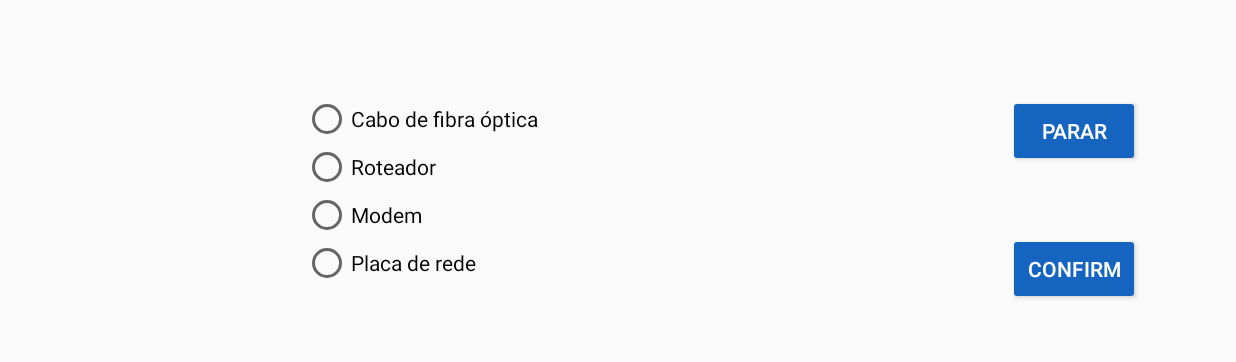
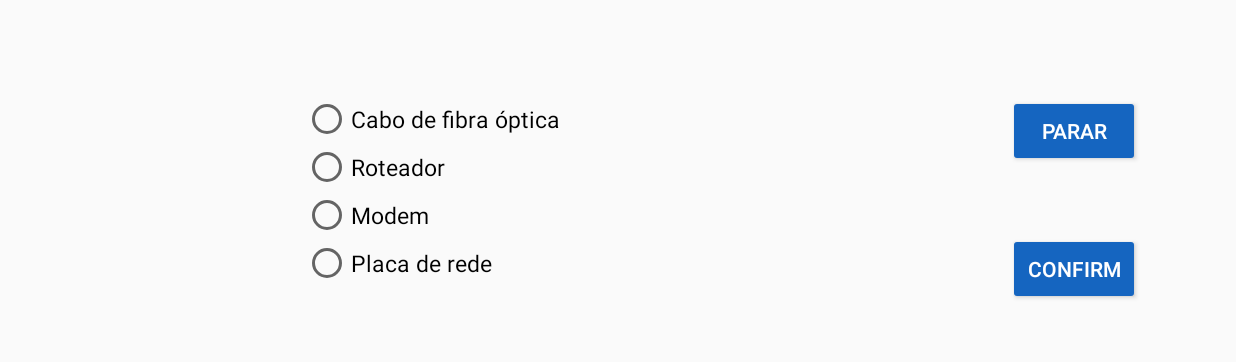
Before and after one commit to GuilhermeAgunzo/MyQuiz, an Android app: the screen it shows after launch (TestActivity), after a tap on "NORMAL", on a phone screen of 824 x 412 dp (held sideways). Shown: the part 145-507 px from the top of the screen. Run offline under Robolectric (Android 15) with nearby library versions, the phone set to English and light mode, and no system bars.

Commit message:
aumentando tamanho do texto nas opções do Quiz

```diff
--- a/app/src/main/res/layout/activity_test.xml
+++ b/app/src/main/res/layout/activity_test.xml
@@ -31,24 +31,28 @@
             android:layout_width="wrap_content"
             android:layout_height="wrap_content"
             android:text="New RadioButton"
+            android:textSize="15dp"
             android:id="@+id/radioButton" />
 
         <RadioButton
             android:layout_width="wrap_content"
             android:layout_height="wrap_content"
             android:text="New RadioButton"
+            android:textSize="15dp"
             android:id="@+id/radioButton2" />
 
         <RadioButton
             android:layout_width="wrap_content"
             android:layout_height="wrap_content"
             android:text="New RadioButton"
+            android:textSize="15dp"
             android:id="@+id/radioButton3" />
 
         <RadioButton
             android:layout_width="wrap_content"
             android:layout_height="wrap_content"
             android:text="New RadioButton"
+            android:textSize="15dp"
             android:id="@+id/radioButton4" />
 
     </RadioGroup>
```
